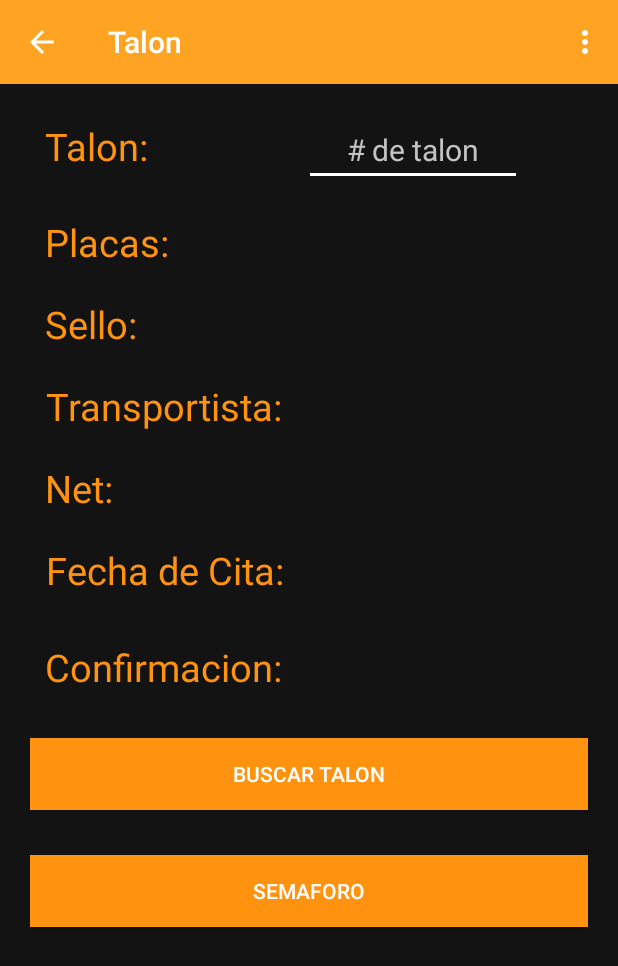
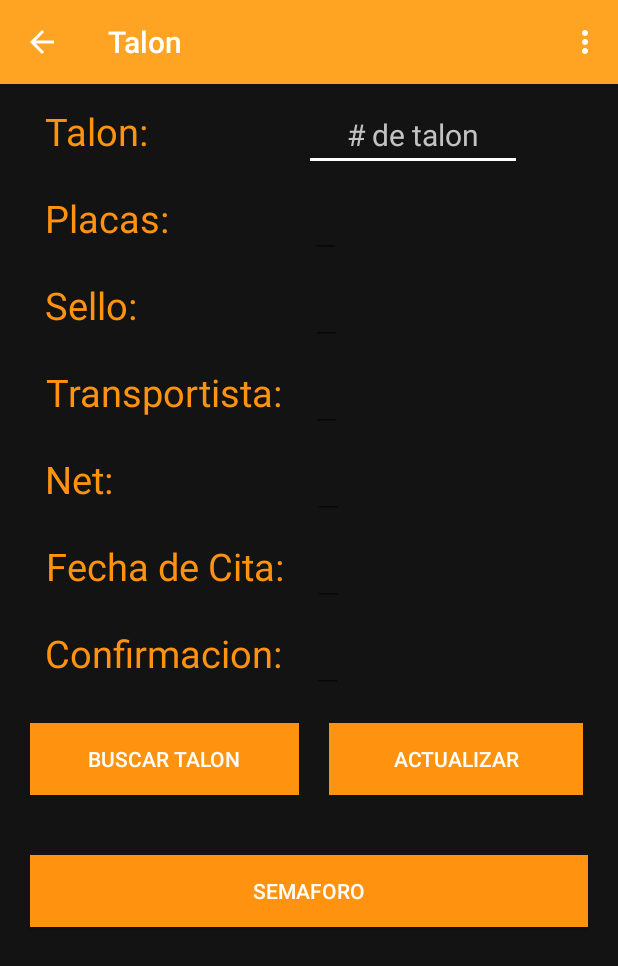
Before and after one commit to RegaloOmar/GPS_APP, an Android app: the TalonActivity screen opened directly, with no data from a screen before it, on a phone screen of 412 x 824 dp. Shown: the top 966 px of the screen. Run offline under Robolectric (Android 15) with nearby library versions, the phone set to English and light mode, and no system bars; our stand-ins replace Volley; network calls fail; 1 statement that could not run was skipped.

Commit message:
Khe wea :v

```diff
--- a/app/src/main/java/com/rr/gps_app/IncidenciasActivity.java
+++ b/app/src/main/java/com/rr/gps_app/IncidenciasActivity.java
@@ -59,6 +59,10 @@ public class IncidenciasActivity extends AppCompatActivity {
         incidencias = findViewById(R.id.spIncidencias);
         edtIncidencia = findViewById(R.id.txtIncidencias);
         btnIncidencia = findViewById(R.id.btnMandar);
+
+        HashMap<String,String> user = sessionManager.getUSerDetail();
+        final String mUSer = user.get(sessionManager.USER);
+        final String mCanal = user.get(sessionManager.IDCANAL);
 
         //Fecha Actual
         date = new Date();
--- a/app/src/main/res/layout/activity_talon.xml
+++ b/app/src/main/res/layout/activity_talon.xml
@@ -18,7 +18,7 @@
             android:id="@+id/txt1"
             android:layout_width="match_parent"
             android:layout_height="wrap_content"
-            android:layout_marginTop="20dp"
+            android:layout_marginTop="10dp"
             android:textSize="25dp"
             android:layout_marginLeft="30dp"
             android:layout_marginRight="10dp"
@@ -31,7 +31,7 @@
             android:layout_width="145dp"
             android:layout_height="wrap_content"
             android:layout_marginLeft="94dp"
-            android:layout_marginTop="20dp"
+            android:layout_marginTop="10dp"
             android:layout_marginRight="20dp"
             android:backgroundTint="@color/colorTexto"
             android:gravity="center"
@@ -52,7 +52,7 @@
             android:id="@+id/txt2"
             android:layout_width="match_parent"
             android:layout_height="wrap_content"
-            android:layout_marginTop="20dp"
+            android:layout_marginTop="10dp"
             android:textSize="25dp"
             android:layout_marginLeft="30dp"
             android:layout_marginRight="10dp"
@@ -60,11 +60,11 @@
             android:textColor="@color/colorBoton"
             android:text="Placas:" />
 
-        <TextView
+        <EditText
             android:id="@+id/txtPlacasTalon"
             android:layout_width="match_parent"
             android:layout_height="wrap_content"
-            android:layout_marginTop="20dp"
+            android:layout_marginTop="10dp"
             android:textSize="20dp"
             android:layout_marginLeft="84dp"
             android:layout_marginRight="20dp"
@@ -81,7 +81,7 @@
             android:id="@+id/txt3"
             android:layout_width="match_parent"
             android:layout_height="wrap_content"
-            android:layout_marginTop="20dp"
+            android:layout_marginTop="10dp"
             android:textSize="25dp"
             android:layout_marginLeft="30dp"
             android:layout_marginRight="10dp"
@@ -90,11 +90,11 @@
             android:text="Sello:" />
 
 
-        <TextView
+        <EditText
             android:id="@+id/txtSelloTalon"
             android:layout_width="match_parent"
             android:layout_height="wrap_content"
-            android:layout_marginTop="20dp"
+            android:layout_marginTop="10dp"
             android:textSize="20dp"
             android:layout_marginLeft="106dp"
             android:layout_marginRight="20dp"
@@ -111,7 +111,7 @@
             android:id="@+id/txt4"
             android:layout_width="match_parent"
             android:layout_height="wrap_content"
-            android:layout_marginTop="20dp"
+            android:layout_marginTop="10dp"
             android:textSize="25dp"
             android:layout_marginLeft="30dp"
             android:layout_marginRight="10dp"
@@ -120,11 +120,11 @@
             android:text="Transportista:" />
 
 
-        <TextView
+        <EditText
             android:id="@+id/txtTranspTalon"
             android:layout_width="match_parent"
             android:layout_height="wrap_content"
-            android:layout_marginTop="20dp"
+            android:layout_marginTop="10dp"
             android:textSize="20dp"
             android:layout_marginLeft="10dp"
             android:layout_marginRight="20dp"
@@ -141,7 +141,7 @@
             android:id="@+id/txt5"
             android:layout_width="match_parent"
             android:layout_height="wrap_content"
-            android:layout_marginTop="20dp"
+            android:layout_marginTop="10dp"
             android:textSize="25dp"
             android:layout_marginLeft="30dp"
             android:layout_marginRight="10dp"
@@ -150,11 +150,11 @@
             android:text="Net:" />
 
 
-        <TextView
+        <EditText
             android:id="@+id/txtNetTalon"
             android:layout_width="match_parent"
             android:layout_height="wrap_content"
-            android:layout_marginTop="20dp"
+            android:layout_marginTop="10dp"
             android:textSize="20dp"
             android:layout_marginLeft="123dp"
             android:layout_marginRight="20dp"
@@ -171,7 +171,7 @@
             android:id="@+id/txt6"
             android:layout_width="match_parent"
             android:layout_height="wrap_content"
-            android:layout_marginTop="20dp"
+            android:layout_marginTop="10dp"
             android:textSize="25dp"
             android:layout_marginLeft="30dp"
             android:layout_marginRight="10dp"
@@ -179,11 +179,11 @@
             android:textColor="@color/colorBoton"
             android:text="Fecha de Cita:" />
 
-        <TextView
+        <EditText
             android:id="@+id/txtFechaTalon"
             android:layout_width="match_parent"
             android:layout_height="wrap_content"
-            android:layout_marginTop="20dp"
+            android:layout_marginTop="10dp"
             android:textSize="20dp"
             android:layout_marginLeft="10dp"
             android:layout_marginRight="20dp"
@@ -200,7 +200,7 @@
             android:id="@+id/txt7"
             android:layout_width="match_parent"
             android:layout_height="wrap_content"
-            android:layout_marginTop="30dp"
+            android:layout_marginTop="10dp"
             android:textSize="25dp"
             android:layout_marginLeft="30dp"
             android:layout_marginRight="10dp"
@@ -208,11 +208,11 @@
             android:textColor="@color/colorBoton"
             android:text="Confirmacion:" />
 
-        <TextView
+        <EditText
             android:id="@+id/txtConfimTalon"
             android:layout_width="match_parent"
             android:layout_height="wrap_content"
-            android:layout_marginTop="30dp"
+            android:layout_marginTop="10dp"
             android:textSize="20dp"
             android:layout_marginLeft="10dp"
             android:layout_marginRight="20dp"
@@ -222,16 +222,34 @@
 
     </LinearLayout>
 
+
+    <LinearLayout
+        android:layout_width="match_parent"
+        android:layout_height="88dp"
+        android:orientation="horizontal">
+
         <Button
             android:id="@+id/btnBuscarTalon"
-        android:layout_width="match_parent"
+            android:layout_width="179dp"
             android:layout_height="wrap_content"
+            android:layout_marginLeft="20dp"
+            android:layout_marginTop="20dp"
+            android:layout_marginRight="10dp"
             android:background="@color/colorBoton"
-        android:layout_marginTop="30dp"
-        android:layout_marginLeft="20dp"
-        android:layout_marginRight="20dp"
             android:text="Buscar Talon"
             android:textColor="@color/colorTexto" />
+
+        <Button
+            android:id="@+id/btnActualizarTalon"
+            android:layout_width="169dp"
+            android:layout_height="wrap_content"
+            android:layout_marginLeft="10dp"
+            android:layout_marginTop="20dp"
+            android:layout_marginRight="20dp"
+            android:background="@color/colorBoton"
+            android:text="Actualizar"
+            android:textColor="@color/colorTexto" />
+    </LinearLayout>
 
 
     <Button
@@ -239,7 +257,7 @@
         android:layout_width="match_parent"
         android:layout_height="wrap_content"
         android:background="@color/colorBoton"
-        android:layout_marginTop="30dp"
+        android:layout_marginTop="20dp"
         android:layout_marginLeft="20dp"
         android:layout_marginRight="20dp"
         android:text="Semaforo"
--- a/app/src/main/res/layout/recycler_layout.xml
+++ b/app/src/main/res/layout/recycler_layout.xml
@@ -142,14 +142,14 @@
                 <TextView
                     android:id="@+id/txtTransportistaEdit"
                     android:layout_width="match_parent"
-                    android:layout_height="match_parent"
+                    android:layout_height="wrap_content"
                     android:layout_marginLeft="29dp"
-                    android:layout_marginTop="6dp"
+                    android:layout_marginTop="10dp"
                     android:layout_marginRight="20dp"
                     android:gravity="center"
                     android:text=""
                     android:textColor="@color/colorTexto"
-                    android:textSize="12dp" />
+                    android:textSize="18dp" />
             </LinearLayout>
 
 
--- a/build.gradle
+++ b/build.gradle
@@ -7,7 +7,7 @@ buildscript {
 
     }
     dependencies {
-        classpath 'com.android.tools.build:gradle:3.4.1'
+        classpath 'com.android.tools.build:gradle:3.4.2'
 
         // NOTE: Do not place your application dependencies here; they belong
         // in the individual module build.gradle files
```
Also changed, not shown: app/src/main/AndroidManifest.xml (+8 -6 lines), app/src/main/java/com/rr/gps_app/EnrrampeActivity.java (+18 -0 lines), app/src/main/java/com/rr/gps_app/Semaforo/SemaforoActivity.java (+20 -1 lines). Lines whose indentation alone changed are shown as unchanged.
